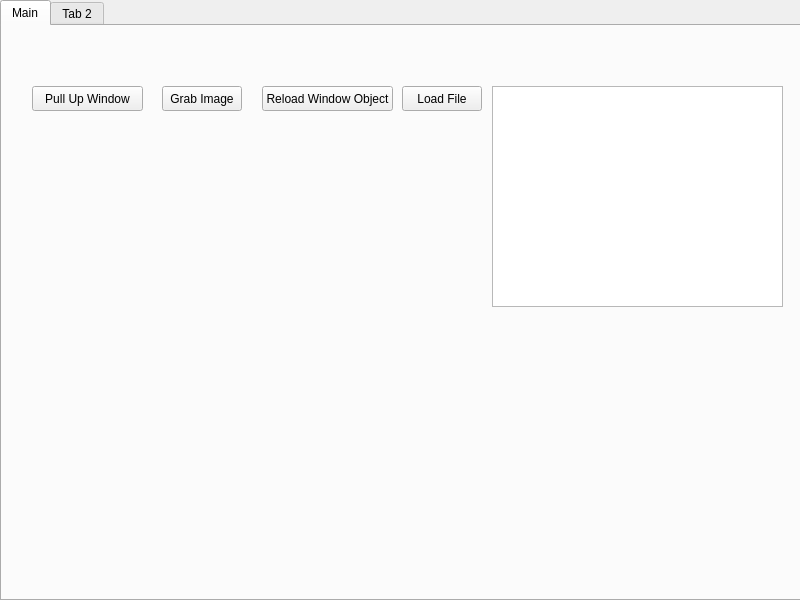
First picture: the form in POE/POEGUI/form.ui, repository NathanLangley/fuzzy_waddle_POE, before the edit.
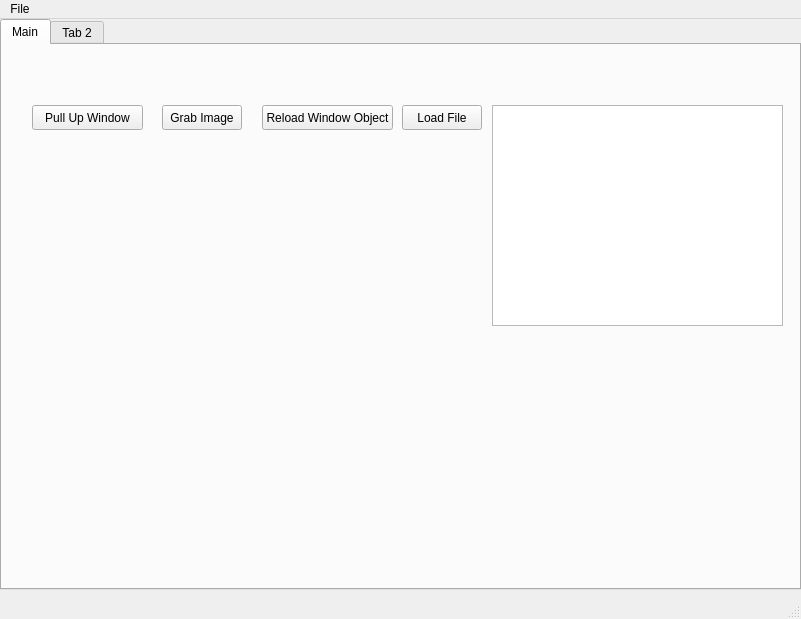
Second picture: the form after the edit.

Commit message: changed form.ui to a different editor type for a toolbar

What changed in the file:
```diff
--- a/POE/POEGUI/form.ui
+++ b/POE/POEGUI/form.ui
@@ -1,25 +1,26 @@
 <?xml version="1.0" encoding="UTF-8"?>
 <ui version="4.0">
- <class>GUI</class>
- <widget class="QWidget" name="GUI">
+ <class>form</class>
+ <widget class="QMainWindow" name="form">
   <property name="geometry">
    <rect>
     <x>0</x>
     <y>0</y>
-    <width>800</width>
-    <height>600</height>
+    <width>801</width>
+    <height>619</height>
    </rect>
   </property>
   <property name="windowTitle">
    <string>GUI</string>
   </property>
+  <widget class="QWidget" name="centralwidget">
   <widget class="QTabWidget" name="tabWidget">
    <property name="geometry">
     <rect>
      <x>0</x>
      <y>0</y>
      <width>801</width>
-     <height>601</height>
+      <height>571</height>
     </rect>
    </property>
    <property name="currentIndex">
@@ -104,6 +105,30 @@
     </attribute>
    </widget>
   </widget>
+  </widget>
+  <widget class="QMenuBar" name="menubar">
+   <property name="geometry">
+    <rect>
+     <x>0</x>
+     <y>0</y>
+     <width>801</width>
+     <height>25</height>
+    </rect>
+   </property>
+   <widget class="QMenu" name="menuFile">
+    <property name="title">
+     <string>File</string>
+    </property>
+    <addaction name="actionTest"/>
+   </widget>
+   <addaction name="menuFile"/>
+  </widget>
+  <widget class="QStatusBar" name="statusbar"/>
+  <action name="actionTest">
+   <property name="text">
+    <string>Test</string>
+   </property>
+  </action>
  </widget>
  <resources/>
  <connections/>
```
Left out of the diff: 2 changed lines with no effect on the pictures. Lines whose indentation alone changed are shown as unchanged. The commit also changes 1 other file.
